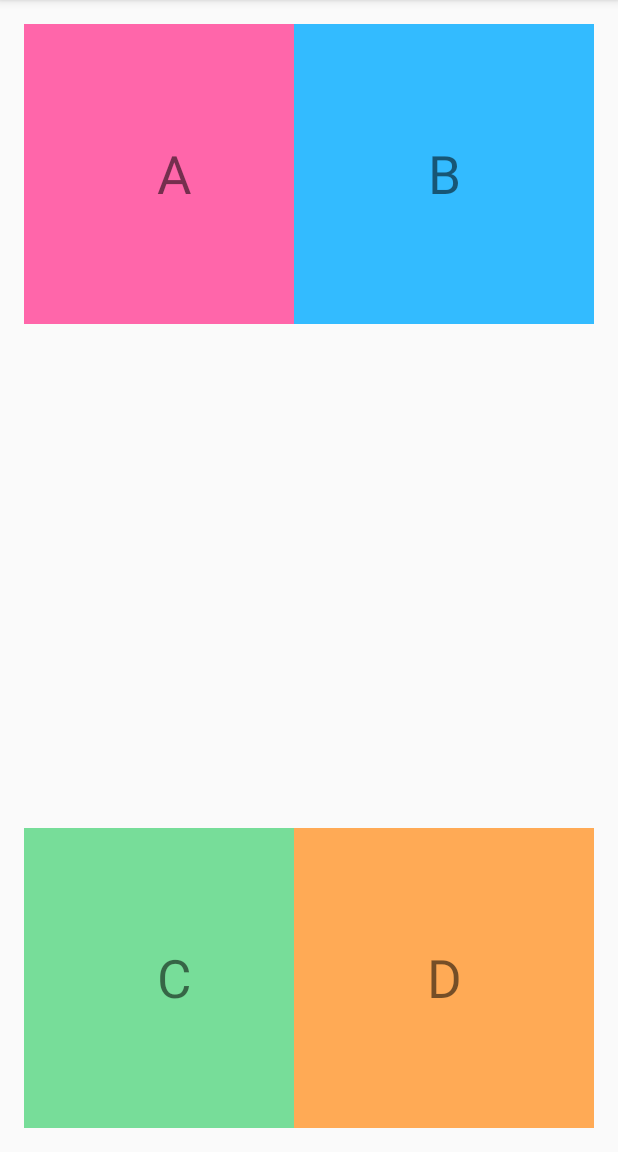
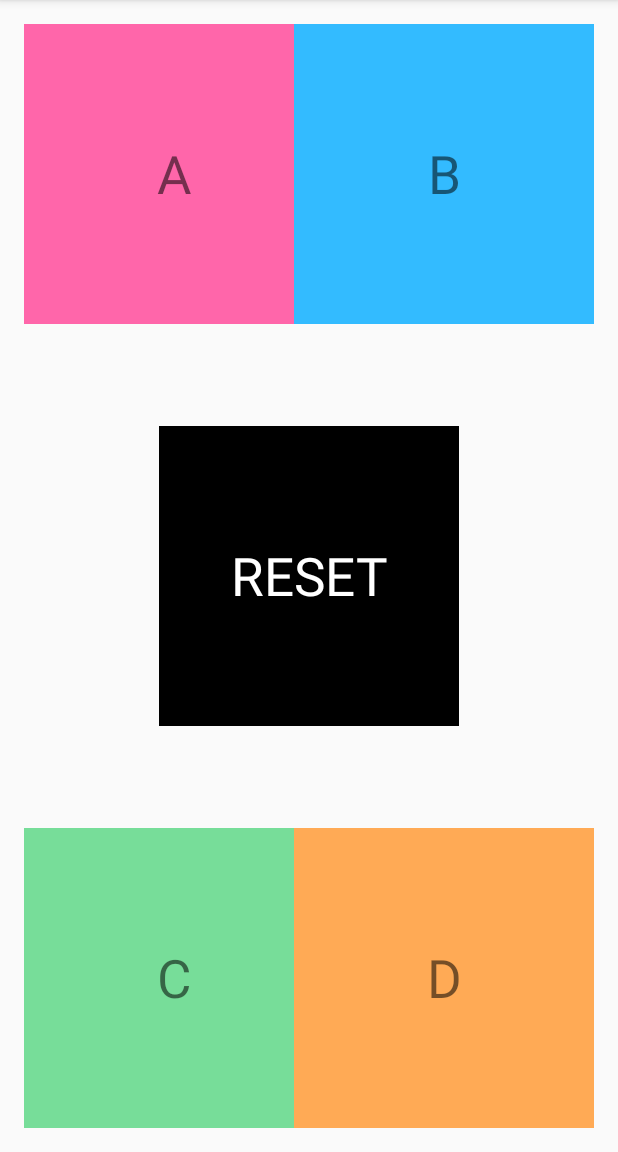
Before and after one commit to Chumilion/ButtonToasts, an Android app: the screen it shows after launch (MainActivity), after a tap on an icon or button, on a phone screen of 412 x 824 dp, the part 84-1236 px from its top. Run offline under Robolectric (Android 15) with nearby library versions, the phone set to English and light mode, and no system bars.

```diff
--- a/app/src/main/java/chumilion/buttontoasts/MainActivity.java
+++ b/app/src/main/java/chumilion/buttontoasts/MainActivity.java
@@ -1,5 +1,7 @@
 package chumilion.buttontoasts;
 
+import android.content.Context;
+import android.content.SharedPreferences;
 import android.support.v7.app.AppCompatActivity;
 import android.os.Bundle;
 import android.util.Log;
@@ -12,20 +14,28 @@ import android.widget.Toast;
 
 public class MainActivity extends AppCompatActivity
 {
-
-    Integer[] textPresses = {0, 0, 0, 0};
+    Integer[] textPresses = new Integer[4];
 
     @Override
     protected void onCreate(Bundle savedInstanceState)
     {
+
         super.onCreate(savedInstanceState);
         setContentView(R.layout.activity_main);
+
+        SharedPreferences mySP = getPreferences(Context.MODE_PRIVATE);
+        final SharedPreferences.Editor mySPEditor = mySP.edit();
 
 
         TextView[] textViews = {(TextView) findViewById(R.id.tl_textView),
                                 (TextView) findViewById(R.id.tr_textView),
                                 (TextView) findViewById(R.id.bl_textView),
                                 (TextView) findViewById(R.id.br_textView)};
+
+        for(int x = 0; x < 4; x++)
+        {
+            textPresses[x] = mySP.getInt("textViews_" + x, 0);
+        }
 
 
         for(int x = 0; x < textViews.length; x++)
@@ -45,11 +55,30 @@ public class MainActivity extends AppCompatActivity
                         timez = " times.";
                     Toast.makeText(MainActivity.this, "Pressed " + textPresses[y] + timez,
                             Toast.LENGTH_SHORT).show();
-                    Log.i("onCreate", textViewz[y].getId() + " was pressed " +
+                    Log.i("onCreate", textViewz[y].getText() + " was pressed " +
                             textPresses[y] + timez);
+                    mySPEditor.putInt("textViews_" + y, textPresses[y]);
+                    mySPEditor.commit();
                 }
             });
         }
+
+        TextView res_textView = (TextView) findViewById(R.id.res_textView);
+        res_textView.setOnClickListener(new View.OnClickListener()
+        {
+            public void onClick(View v)
+            {
+                Toast.makeText(MainActivity.this, "Resetting press count...",
+                        Toast.LENGTH_SHORT).show();
+                Log.i("onCreate", "Resetting press count...");
+                for(int x = 0; x < 4; x++)
+                {
+                    mySPEditor.putInt("textViews_" + x, 0);
+                    textPresses[x] = 0;
+                }
+                mySPEditor.commit();
+            }
+        });
 
     }
 
--- a/app/src/main/res/layout/activity_main.xml
+++ b/app/src/main/res/layout/activity_main.xml
@@ -24,7 +24,7 @@
         android:text="@string/tr_button"
         android:textSize="16pt"
         android:gravity="center"
-        android:layout_alignTop="@+id/textView"
+        android:layout_alignParentTop="true"
         android:layout_alignParentEnd="true" />
 
     <TextView
@@ -36,7 +36,7 @@
         android:textSize="16pt"
         android:gravity="center"
         android:layout_alignParentBottom="true"
-        android:layout_toStartOf="@+id/textView2" />
+        android:layout_alignParentStart="true" />
 
     <TextView
         android:layout_width="200dip"
@@ -49,6 +49,17 @@
         android:layout_alignParentBottom="true"
         android:layout_alignParentEnd="true" />
 
+    <TextView
+        android:layout_width="200dip"
+        android:layout_height="200dip"
+        android:id="@+id/res_textView"
+        android:background="@color/key"
+        android:text="@string/reset"
+        android:textColor="@color/whi"
+        android:textSize="16pt"
+        android:gravity="center"
+        android:layout_centerInParent="true" />
+
 
 
 </RelativeLayout>
--- a/app/src/main/res/values/colors.xml
+++ b/app/src/main/res/values/colors.xml
@@ -4,5 +4,6 @@
     <color name="bar">#33bbff</color>
     <color name="baz">#77dd99</color>
     <color name="qux">#ffaa55</color>
-    <color name="kar">#888888</color>
+    <color name="key">#000000</color>
+    <color name="whi">#FFFFFF</color>
 </resources>
--- a/app/src/main/res/values/strings.xml
+++ b/app/src/main/res/values/strings.xml
@@ -8,4 +8,5 @@
     <string name="tr_button">B</string>
     <string name="bl_button">C</string>
     <string name="br_button">D</string>
+    <string name="reset">RESET</string>
 </resources>
```
